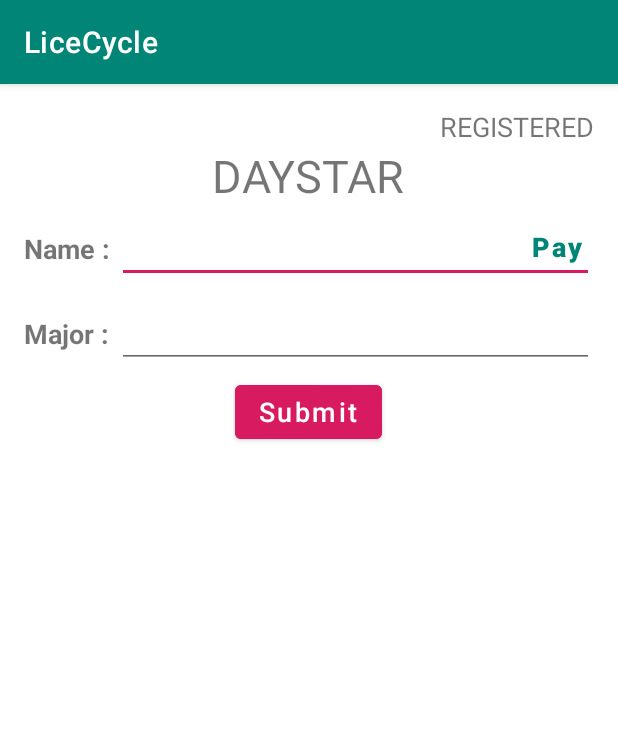
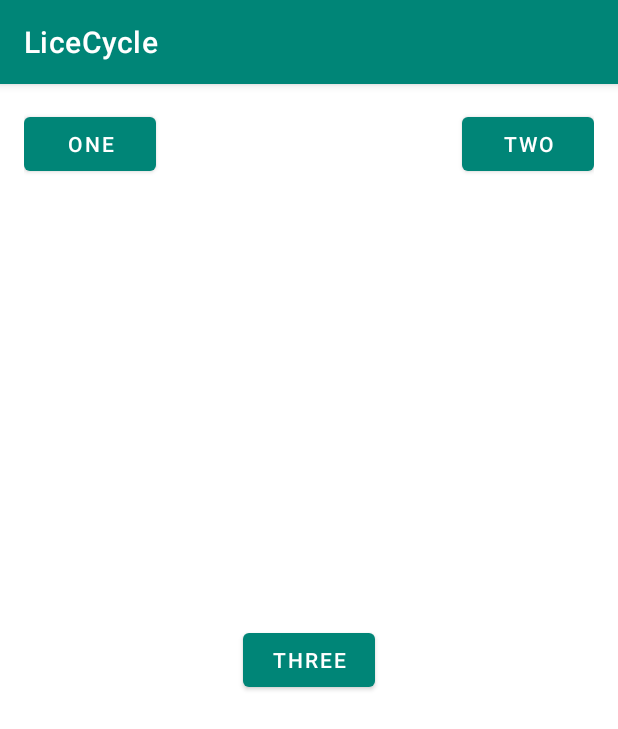
Before and after one commit to angwandi/LicecycleACS314, an Android app: the screen it shows after launch (MainActivity before the commit, SceneTransitionsActivity after it), on a phone screen of 412 x 824 dp. Shown: the top 729 px of the screen. Run offline under Robolectric (Android 15) with nearby library versions, the phone set to English and light mode, and no system bars.

Commit message:
Add Scene Transition Activity

```diff
--- a/app/src/main/AndroidManifest.xml
+++ b/app/src/main/AndroidManifest.xml
@@ -11,7 +11,7 @@
     android:supportsRtl="true"
     android:theme="@style/AppTheme"
     tools:ignore="AllowBackup,GoogleAppIndexingWarning">
-        <activity android:name=".MainActivity">
+      <activity android:name=".SceneTransitionsActivity">
           <intent-filter>
             <action android:name="android.intent.action.MAIN" />
             <category android:name="android.intent.category.LAUNCHER" />
--- a/app/src/main/java/com/example/licecycle/MainActivity.java
+++ /dev/null
@@ -1,18 +0,0 @@
-package com.example.licecycle;
-
-import android.content.Context;
-import android.os.Bundle;
-import android.widget.Toast;
-
-import androidx.appcompat.app.AppCompatActivity;
-
-public class MainActivity extends AppCompatActivity {
-    private Context context;
-    private int duration = Toast.LENGTH_SHORT;
-
-    @Override
-    protected void onCreate(Bundle savedInstanceState) {
-        super.onCreate(savedInstanceState);
-        setContentView(R.layout.activity_main);
-    }
-}
--- /dev/null
+++ b/app/src/main/java/com/example/licecycle/SceneTransitionsActivity.java
@@ -0,0 +1,40 @@
+package com.example.licecycle;
+
+import android.content.Context;
+import android.os.Bundle;
+import android.transition.Scene;
+import android.transition.TransitionManager;
+import android.view.View;
+import android.view.ViewGroup;
+import android.widget.Toast;
+
+import androidx.appcompat.app.AppCompatActivity;
+
+public class SceneTransitionsActivity extends AppCompatActivity {
+    private Context context;
+    private int duration = Toast.LENGTH_SHORT;
+
+    ViewGroup rootContainer;
+    Scene scene1;
+    Scene scene2;
+
+    @Override
+    protected void onCreate(Bundle savedInstanceState) {
+        super.onCreate(savedInstanceState);
+        setContentView(R.layout.activity_scene_transitions);
+        context = getApplicationContext();
+
+        rootContainer = findViewById(R.id.rootConatiner);
+        scene1 = Scene.getSceneForLayout(rootContainer, R.layout.scene_1_layout, this);
+        scene2 = Scene.getSceneForLayout(rootContainer, R.layout.scene_2_layout, this);
+        scene1.enter();
+    }
+
+    public void goToScene2(View view) {
+        TransitionManager.go(scene2);
+    }
+
+    public void goToScene1(View view) {
+        TransitionManager.go(scene1);
+    }
+}
--- a/app/src/main/res/layout/activity_main.xml
+++ /dev/null
@@ -1,98 +0,0 @@
-<?xml version="1.0" encoding="utf-8"?>
-<RelativeLayout xmlns:android="http://schemas.android.com/apk/res/android"
-    xmlns:tools="http://schemas.android.com/tools"
-    android:id="@+id/myScreen1"
-    android:layout_width="match_parent"
-    android:layout_height="match_parent"
-    android:padding="16dp"
-    tools:context=".MainActivity">
-
-    <TextView
-        android:id="@+id/register"
-        android:layout_width="wrap_content"
-        android:layout_height="wrap_content"
-        android:layout_alignParentTop="true"
-        android:layout_alignParentEnd="true"
-        android:text="REGISTERED"
-        android:textSize="18sp" />
-
-    <TextView
-        android:id="@+id/daystar"
-        android:layout_width="wrap_content"
-        android:layout_height="wrap_content"
-        android:layout_below="@+id/register"
-        android:layout_centerInParent="true"
-        android:layout_marginBottom="16dp"
-        android:text="DAYSTAR"
-        android:textSize="30sp" />
-
-    <TextView
-        android:id="@+id/nameTxt"
-        android:layout_width="wrap_content"
-        android:layout_height="wrap_content"
-        android:layout_below="@id/daystar"
-        android:layout_marginBottom="16dp"
-        android:text="Name : "
-        android:textSize="18sp"
-        android:textStyle="bold" />
-
-    <TextView
-        android:id="@+id/majorTxt"
-        android:layout_width="wrap_content"
-        android:layout_height="wrap_content"
-        android:layout_below="@id/nameTxt"
-        android:layout_marginTop="16dp"
-        android:text="Major : "
-        android:textSize="18sp"
-        android:textStyle="bold" />
-
-    <com.google.android.material.button.MaterialButton
-        android:id="@+id/btnSubmit"
-        android:layout_width="wrap_content"
-        android:layout_height="wrap_content"
-        android:layout_below="@id/majorTxt"
-        android:layout_centerInParent="true"
-        android:layout_marginTop="16dp"
-        android:backgroundTint="@color/colorAccent"
-        android:text="Submit"
-        android:textAllCaps="false"
-        android:textColor="@color/white"
-        android:textSize="18sp" />
-
-    <EditText
-        android:id="@+id/nameEdtx"
-        android:layout_width="match_parent"
-        android:layout_height="wrap_content"
-        android:layout_alignBaseline="@+id/nameTxt"
-        android:layout_toEndOf="@+id/nameTxt"
-        android:autofillHints="@string/app_name"
-        android:ellipsize="end"
-        android:inputType="text"
-        android:maxLines="1"
-        tools:ignore="LabelFor,UnusedAttribute" />
-
-    <EditText
-        android:id="@+id/majorEdtx"
-        android:layout_width="match_parent"
-        android:layout_height="wrap_content"
-        android:layout_alignBaseline="@+id/majorTxt"
-        android:layout_toEndOf="@+id/nameTxt"
-        android:autofillHints="@string/app_name"
-        android:ellipsize="end"
-        android:inputType="textCapSentences"
-        android:maxLines="1"
-        tools:ignore="LabelFor,UnusedAttribute" />
-
-    <com.google.android.material.button.MaterialButton
-        android:id="@+id/btn"
-        style="@style/Widget.MaterialComponents.Button.TextButton"
-        android:layout_width="55dp"
-        android:layout_height="45dp"
-        android:layout_alignBaseline="@id/nameEdtx"
-        android:layout_alignParentEnd="true"
-        android:text="Pay"
-        android:textAlignment="textEnd"
-        android:textAllCaps="false"
-        android:textSize="18sp"
-        android:textStyle="bold" />
-</RelativeLayout>
--- /dev/null
+++ b/app/src/main/res/layout/activity_scene_transitions.xml
@@ -0,0 +1,10 @@
+<?xml version="1.0" encoding="utf-8"?>
+<RelativeLayout xmlns:android="http://schemas.android.com/apk/res/android"
+    xmlns:tools="http://schemas.android.com/tools"
+    android:id="@+id/rootConatiner"
+    android:layout_width="match_parent"
+    android:layout_height="match_parent"
+    android:padding="16dp"
+    tools:context=".SceneTransitionsActivity">
+
+</RelativeLayout>
--- /dev/null
+++ b/app/src/main/res/layout/scene_1_layout.xml
@@ -0,0 +1,31 @@
+<?xml version="1.0" encoding="utf-8"?>
+<RelativeLayout xmlns:android="http://schemas.android.com/apk/res/android"
+    android:layout_width="match_parent"
+    android:layout_height="match_parent">
+
+    <Button
+        android:id="@+id/button"
+        android:layout_width="wrap_content"
+        android:layout_height="wrap_content"
+        android:layout_alignParentStart="true"
+        android:layout_alignParentTop="true"
+        android:onClick="goToScene2"
+        android:text="@string/one_string" />
+
+    <Button
+        android:id="@+id/button2"
+        android:layout_width="wrap_content"
+        android:layout_height="wrap_content"
+        android:layout_alignParentTop="true"
+        android:layout_alignParentEnd="true"
+        android:onClick="goToScene1"
+        android:text="@string/two_string" />
+
+    <Button
+        android:id="@+id/button3"
+        android:layout_width="wrap_content"
+        android:layout_height="wrap_content"
+        android:layout_centerHorizontal="true"
+        android:layout_centerVertical="true"
+        android:text="@string/three_string" />
+</RelativeLayout>
--- /dev/null
+++ b/app/src/main/res/layout/scene_2_layout.xml
@@ -0,0 +1,24 @@
+<?xml version="1.0" encoding="utf-8"?>
+<RelativeLayout xmlns:android="http://schemas.android.com/apk/res/android"
+    android:layout_width="match_parent"
+    android:layout_height="match_parent">
+
+    <Button
+        android:id="@+id/button"
+        android:layout_width="wrap_content"
+        android:layout_height="wrap_content"
+        android:layout_alignParentEnd="true"
+        android:layout_alignParentBottom="true"
+        android:onClick="goToScene2"
+        android:text="@string/one_string" />
+
+    <Button
+        android:id="@+id/button2"
+        android:layout_width="wrap_content"
+        android:layout_height="wrap_content"
+        android:layout_alignParentStart="true"
+        android:layout_alignParentBottom="true"
+        android:onClick="goToScene1"
+        android:text="@string/two_string" />
+
+</RelativeLayout>
--- a/app/src/main/res/values/strings.xml
+++ b/app/src/main/res/values/strings.xml
@@ -1,3 +1,6 @@
 <resources>
   <string name="app_name">LiceCycle</string>
+    <string name="one_string">One</string>
+    <string name="two_string">Two</string>
+    <string name="three_string">Three</string>
 </resources>
```
